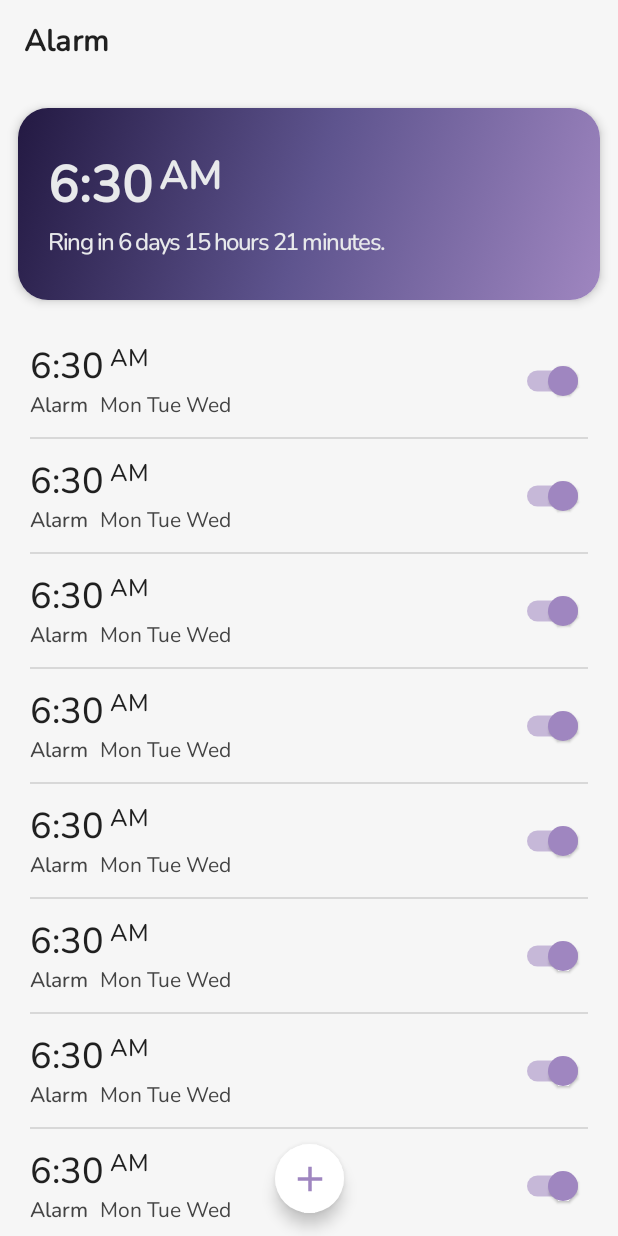
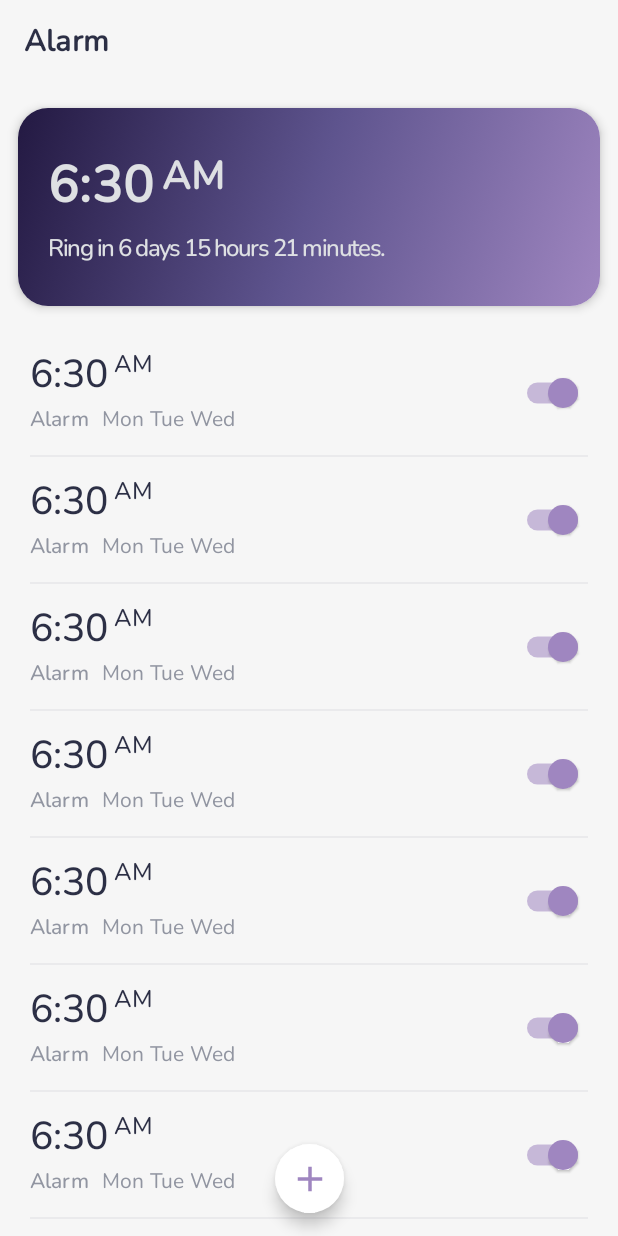
Before and after one commit to daisy-ua/JetClock, an Android app built with Jetpack Compose: the screen it shows after launch (MainActivity), on a phone screen of 412 x 824 dp. Run offline under Robolectric (Android 15) with nearby library versions, the phone set to English and light mode, and no system bars.

Commit message:
feat: set typo and dark theme

```diff
--- a/app/src/main/java/com/daisy/jetclock/ui/component/alarm/AlarmCard.kt
+++ b/app/src/main/java/com/daisy/jetclock/ui/component/alarm/AlarmCard.kt
@@ -4,6 +4,7 @@ package com.daisy.jetclock.ui.component.alarm
 import android.widget.Toast
 import androidx.compose.foundation.clickable
 import androidx.compose.foundation.layout.*
+import androidx.compose.material.MaterialTheme
 import androidx.compose.material.Surface
 import androidx.compose.material.Switch
 import androidx.compose.material.Text
@@ -17,7 +18,6 @@ import androidx.compose.ui.platform.LocalContext
 import androidx.compose.ui.text.font.FontWeight
 import androidx.compose.ui.tooling.preview.Preview
 import androidx.compose.ui.unit.dp
-import androidx.compose.ui.unit.sp
 
 
 @Composable
@@ -29,6 +29,7 @@ fun AlarmCard() {
     }
 
     Surface(
+        color = MaterialTheme.colors.background,
         modifier = Modifier
             .clickable {
                 Toast
@@ -53,8 +54,8 @@ fun AlarmCard() {
                 Row {
                     Text(
                         text = "6:30",
-                        fontWeight = FontWeight.Medium,
-                        fontSize = 24.sp
+                        style = MaterialTheme.typography.h5,
+                        fontWeight = FontWeight.Medium
                     )
                     Text(
                         text = "AM",
@@ -68,16 +69,16 @@ fun AlarmCard() {
                 ) {
                     Text(
                         text = "Alarm",
-                        fontSize = 14.sp,
-                        fontWeight = FontWeight.Medium,
-                        color = Color.DarkGray
+                        style = MaterialTheme.typography.subtitle2,
+                        color = MaterialTheme.colors.onSurface
                     )
                     Text(
                         text = "Mon Tue Wed",
-                        fontSize = 14.sp,
+                        style = MaterialTheme.typography.subtitle2,
+                        fontWeight = FontWeight.Normal,
+                        color = MaterialTheme.colors.onSurface,
                         modifier = Modifier
-                            .padding(horizontal = 8.dp),
-                        color = Color.DarkGray
+                            .padding(horizontal = 8.dp)
                     )
                 }
             }
--- a/app/src/main/java/com/daisy/jetclock/ui/component/alarm/NextAlarmCard.kt
+++ b/app/src/main/java/com/daisy/jetclock/ui/component/alarm/NextAlarmCard.kt
@@ -4,6 +4,7 @@ import androidx.compose.foundation.background
 import androidx.compose.foundation.layout.*
 import androidx.compose.foundation.shape.RoundedCornerShape
 import androidx.compose.material.Card
+import androidx.compose.material.MaterialTheme
 import androidx.compose.material.Text
 import androidx.compose.runtime.Composable
 import androidx.compose.ui.Alignment
@@ -13,9 +14,8 @@ import androidx.compose.ui.graphics.Brush
 import androidx.compose.ui.text.font.FontWeight
 import androidx.compose.ui.tooling.preview.Preview
 import androidx.compose.ui.unit.dp
-import androidx.compose.ui.unit.sp
 import com.daisy.jetclock.ui.theme.AfricanViolet
-import com.daisy.jetclock.ui.theme.AntiFlashWhite
+import com.daisy.jetclock.ui.theme.Platinum
 import com.daisy.jetclock.ui.theme.PortGore
 import com.daisy.jetclock.ui.theme.UltraViolet
 
@@ -45,26 +45,24 @@ fun NextAlarmCard() {
                 Row {
                     Text(
                         text = "6:30",
+                        style = MaterialTheme.typography.h4,
                         fontWeight = FontWeight.Bold,
-                        color = AntiFlashWhite,
-                        fontSize = 34.sp
+                        color = Platinum
                     )
                     Text(
                         text = "AM",
-                        fontSize = 26.sp,
-                        color = AntiFlashWhite,
+                        style = MaterialTheme.typography.h5,
                         fontWeight = FontWeight.Bold,
+                        color = Platinum,
                         modifier = Modifier.padding(start = 4.dp)
                     )
                 }
                 Text(
                     text = "Ring in 6 days 15 hours 21 minutes.",
-                    fontSize = 16.sp,
-                    fontWeight = FontWeight.Medium,
-                    color = AntiFlashWhite,
-                    letterSpacing = (-1).sp,
+                    style = MaterialTheme.typography.subtitle1,
+                    color = Platinum,
                     modifier = Modifier
-                        .padding(top = 4.dp)
+                        .padding(top = 8.dp)
                         .align(CenterHorizontally),
                 )
             }
--- a/app/src/main/java/com/daisy/jetclock/ui/theme/Color.kt
+++ b/app/src/main/java/com/daisy/jetclock/ui/theme/Color.kt
@@ -2,8 +2,13 @@ package com.daisy.jetclock.ui.theme
 
 import androidx.compose.ui.graphics.Color
 
+val OxfordViolet = Color(0xFF0E112A)
+
+val Platinum = Color(0xFFDEE0E3)
+val TaupeGrey = Color(0xFF878B97)
+val CoolGrey = Color(0xFF9195A1)
+
 val WildSand = Color(0xFFF6F6F6)
-val AntiFlashWhite = Color(0xFFE8E9EB)
 
 val PortGore = Color(0xFF231942)
 val UltraViolet = Color(0xFF5e548e)
--- a/app/src/main/java/com/daisy/jetclock/ui/theme/Theme.kt
+++ b/app/src/main/java/com/daisy/jetclock/ui/theme/Theme.kt
@@ -15,7 +15,15 @@ import androidx.core.view.WindowCompat
 private val DarkColorPalette = darkColors(
     primary = UltraViolet,
     primaryVariant = PortGore,
-    secondary = PortGore,
+
+    secondary = Platinum,
+    secondaryVariant = AfricanViolet,
+    onSecondary = AfricanViolet,
+
+    background = OxfordViolet,
+    onBackground = Platinum,
+
+    onSurface = TaupeGrey,
 )
 
 private val LightColorPalette = lightColors(
@@ -27,10 +35,9 @@ private val LightColorPalette = lightColors(
     onSecondary = AfricanViolet,
 
     background = WildSand,
-    onBackground = Color.Black,
+    onBackground = OxfordViolet,
 
-    surface = WildSand,
-    onSurface = Color.Black,
+    onSurface = CoolGrey,
 )
 
 @Composable
--- a/app/src/main/java/com/daisy/jetclock/ui/theme/Type.kt
+++ b/app/src/main/java/com/daisy/jetclock/ui/theme/Type.kt
@@ -16,6 +16,16 @@ val NunitoFont = FontFamily(
 
 val Typography = Typography(
     defaultFontFamily = NunitoFont,
+    h5 = TextStyle(
+        fontWeight = FontWeight.Normal,
+        fontSize = 26.sp,
+        letterSpacing = 0.sp
+    ),
+    subtitle1 = TextStyle(
+        fontWeight = FontWeight.Medium,
+        fontSize = 16.sp,
+        letterSpacing = (-1).sp
+    ),
     body1 = TextStyle(
         fontWeight = FontWeight.Normal,
         fontSize = 16.sp
```
